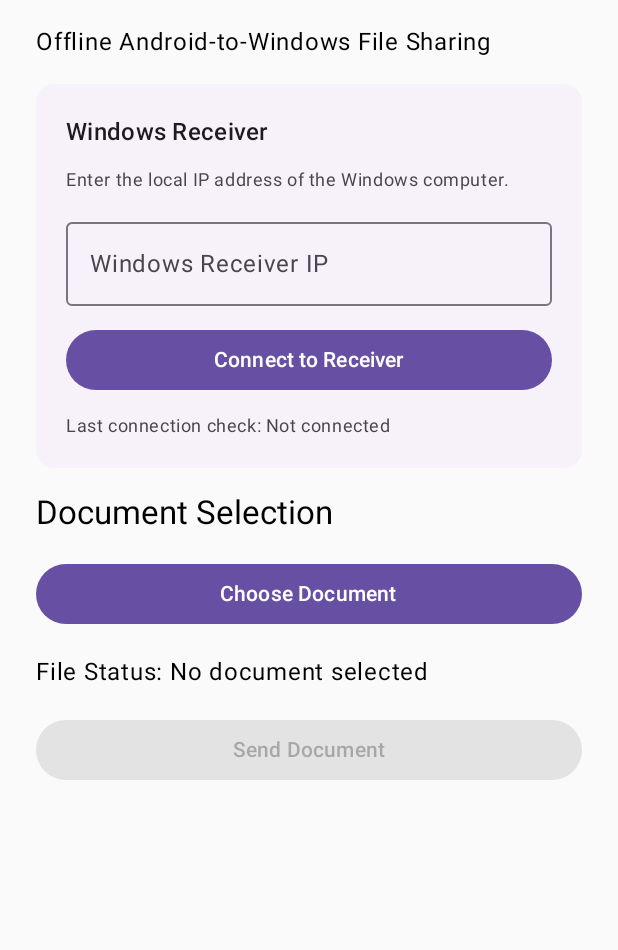
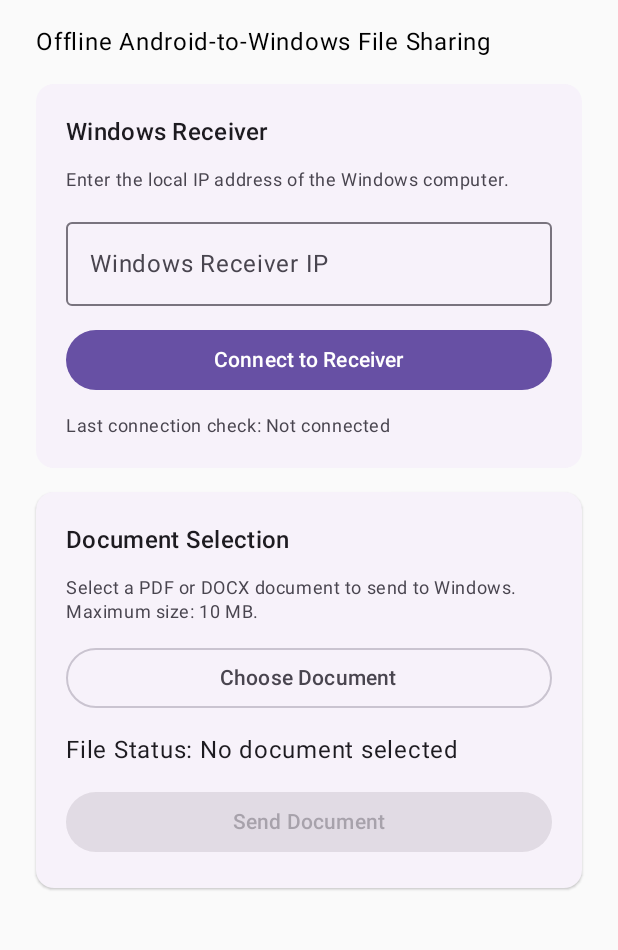
Before and after one commit to monkozen/PrintLink, an Android app built with Jetpack Compose: the screen it shows after launch (MainActivity), on a phone screen of 412 x 824 dp, the part 90-1040 px from its top. Run offline under Robolectric (Android 15) with nearby library versions, the phone set to English and light mode, and no system bars.

Commit message:
feat(android): add document selection card

```diff
--- a/android-app/app/src/main/java/com/example/printlink/MainActivity.kt
+++ b/android-app/app/src/main/java/com/example/printlink/MainActivity.kt
@@ -260,13 +260,26 @@ class MainActivity : ComponentActivity() {
                         } // Windows Receiver inner Column
                     } // Windows Receiver ElevatedCard
 
-                    // Document controls belong to the main, scrollable Column.
+                    // Document Selection card
+                    ElevatedCard(
+                        modifier = Modifier.fillMaxWidth()
+                    ) {
+                        Column(
+                            modifier = Modifier.padding(20.dp),
+                            verticalArrangement = Arrangement.spacedBy(12.dp)
+                        ) {
                             Text(
                                 text = "Document Selection",
-                        style = MaterialTheme.typography.titleLarge
+                                style = MaterialTheme.typography.titleMedium
                             )
 
-                    Button(
+                            Text(
+                                text = "Select a PDF or DOCX document to send to Windows. Maximum size: 10 MB.",
+                                style = MaterialTheme.typography.bodySmall,
+                                color = MaterialTheme.colorScheme.onSurfaceVariant
+                            )
+
+                            OutlinedButton(
                                 enabled = !isSending,
                                 onClick = {
                                     documentPicker.launch(
@@ -299,7 +312,6 @@ class MainActivity : ComponentActivity() {
                             }
 
                             Text("File Status: $fileStatus")
-
 
                             if (isSending) {
                                 LinearProgressIndicator(
@@ -378,6 +390,8 @@ class MainActivity : ComponentActivity() {
                                     else "Send Document"
                                 )
                             }
+                        } // Closes Document Selection Column
+                    } // Closes Document Selection ElevatedCard
 
                 }
             }
```
Lines whose indentation alone changed are shown as unchanged.
